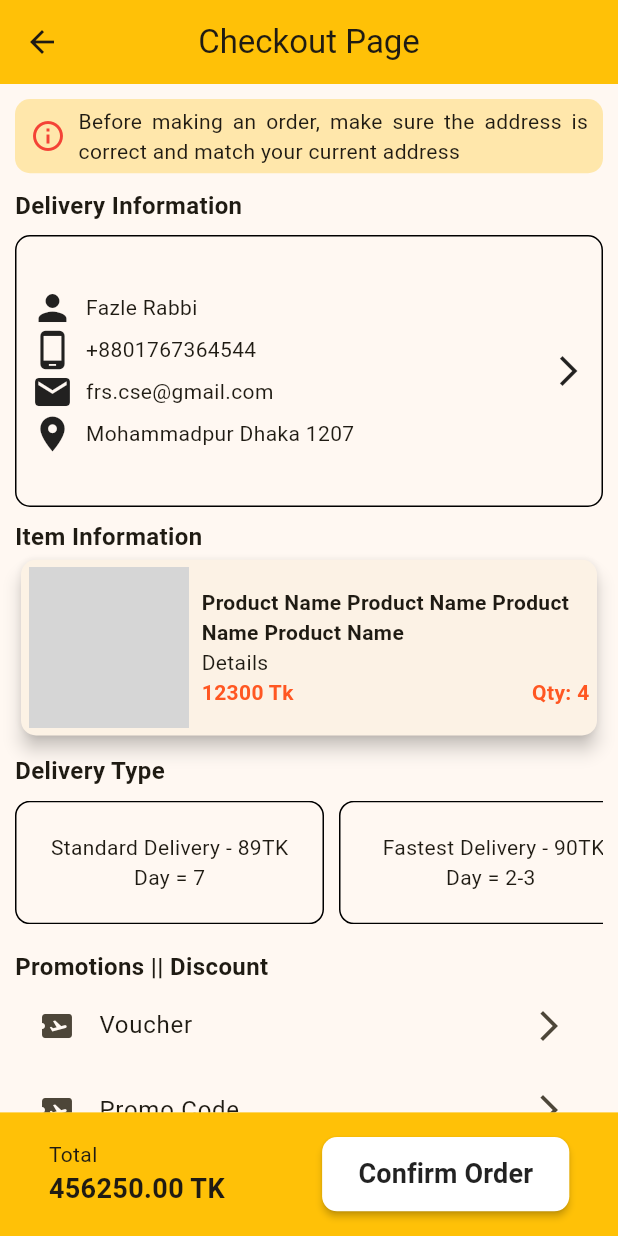
After one commit to fazlerabbishuvobd/ecommerce_app, a Flutter app: the CheckoutPage screen opened directly, on a phone screen of 412 x 824 dp. The commit adds this screen. Run offline on Flutter 3.47's test engine with Material 2 defaults, Android fonts, the phone set to English and light mode, and no system bars; our stand-ins replace carousel_slider, get; network calls fail; grey boxes are pictures that could not be loaded.

Commit message:
Checkout page design - 1.0

```diff
--- a/lib/view/screens/home_page/add_to_cart_page.dart
+++ b/lib/view/screens/add_to_cart_page/add_to_cart_page.dart
@@ -1,3 +1,4 @@
+import 'package:ecommerce_app/view/screens/add_to_cart_page/checkout_page.dart';
 import 'package:flutter/material.dart';
 import 'package:get/get.dart';
 class AddToCartPage extends StatefulWidget {
@@ -124,6 +125,7 @@ class _AddToCartPageState extends State<AddToCartPage> {
                     isCheckoutButtonLoading = true;
                   });
                   await Future.delayed(const Duration(seconds: 2));
+                  Get.to(()=> const CheckoutPage());
                   setState(() {
                     isCheckoutButtonLoading = false;
                   });
--- /dev/null
+++ b/lib/view/screens/add_to_cart_page/checkout_page.dart
@@ -0,0 +1,383 @@
+import 'package:flutter/material.dart';
+import 'package:get/get.dart';
+class CheckoutPage extends StatefulWidget {
+  const CheckoutPage({super.key});
+
+  @override
+  State<CheckoutPage> createState() => _CheckoutPageState();
+}
+
+class _CheckoutPageState extends State<CheckoutPage> {
+  bool isOrderButtonLoading = false;
+
+  @override
+  Widget build(BuildContext context) {
+    return Scaffold(
+      appBar: AppBar(
+        title: const Text("Checkout Page"),
+        centerTitle: true,
+        backgroundColor: Colors.amber,
+      ),
+      body: SingleChildScrollView(
+        physics: const BouncingScrollPhysics(),
+        child: Container(
+          padding: const EdgeInsets.all(10),
+          child: Column(
+            crossAxisAlignment: CrossAxisAlignment.start,
+            children: [
+              Container(
+                padding: const EdgeInsets.symmetric(horizontal: 10),
+                margin: const EdgeInsets.only(bottom: 10),
+                height: Get.height*0.06,
+                width: Get.width,
+                decoration: BoxDecoration(
+                  borderRadius: BorderRadius.circular(10),
+                  color: Colors.amber.withOpacity(0.3),
+                ),
+                child: Row(
+                  children: [
+                    const Icon(Icons.info_outline,color: Colors.red,),
+                    SizedBox(width: Get.width*0.02,),
+                    const Expanded(
+                        child: Text("Before making an order, make sure the address is correct and match your current address",
+                          textAlign: TextAlign.justify
+                        )
+                    ),
+                  ],
+                ),
+              ),
+
+              const Text("Delivery Information",
+                style: TextStyle(fontWeight: FontWeight.bold, fontSize: 16),
+              ),
+              const DeliveryInfoWidgets(),
+
+              const Text('Item Information',style: TextStyle(fontWeight: FontWeight.bold, fontSize: 16),),
+              SizedBox(
+                width: Get.width,
+                child: ListView.builder(
+                  shrinkWrap: true,
+                  physics: const NeverScrollableScrollPhysics(),
+                    itemCount: 1,
+                    itemBuilder: (context, index) {
+                      return Card(
+                        elevation: 5,
+                        shape: RoundedRectangleBorder(
+                          borderRadius: BorderRadius.circular(10),
+                        ),
+                        child: Container(
+                          padding: const EdgeInsets.all(5),
+                          child: Row(
+                            children: [
+                              ClipRRect(
+                                borderRadius: BorderRadius.circular(10),
+                                child: Image.network('https://play-lh.googleusercontent.com/C9CAt9tZr8SSi4zKCxhQc9v4I6AOTqRmnLchsu1wVDQL0gsQ3fmbCVgQmOVM1zPru8UH=w240-h480-rw',height: Get.height*0.13,fit: BoxFit.fill,),
+                              ),
+                              SizedBox(width: Get.width*0.02,),
+
+                              const Expanded(
+                                child: Column(
+                                  crossAxisAlignment: CrossAxisAlignment.start,
+                                  children: [
+                                    Text("Product Name Product Name Product Name Product Name",
+                                      maxLines: 2,
+                                      overflow: TextOverflow.ellipsis,
+                                      style: TextStyle(fontWeight: FontWeight.bold),
+                                    ),
+                                    Text("Details",maxLines: 1,overflow: TextOverflow.ellipsis,),
+                                    Row(
+                                      mainAxisAlignment: MainAxisAlignment.spaceBetween,
+                                      children: [
+                                        Text("12300 Tk",style: TextStyle(fontWeight: FontWeight.bold,color: Colors.deepOrange),),
+                                        Text("Qty: 4",style: TextStyle(fontWeight: FontWeight.bold,color: Colors.deepOrange))
+                                      ],
+                                    )
+                                  ],
+                                ),
+                              )
+                            ],
+                          ),
+                        ),
+                      );
+                    },
+                ),
+              ),
+              SizedBox(height: Get.height*0.01,),
+
+              Column(
+                crossAxisAlignment: CrossAxisAlignment.start,
+                children: [
+                  const Text('Delivery Type',style: TextStyle(fontWeight: FontWeight.bold, fontSize: 16),),
+                  SizedBox(height: Get.height*0.01,),
+                  SizedBox(
+                    width: Get.width,
+                    height: Get.height*0.1,
+                    child: ListView.builder(
+                      physics: const BouncingScrollPhysics(),
+                      scrollDirection: Axis.horizontal,
+                        itemCount: 3,
+                        itemBuilder: (context, index) {
+                          return GestureDetector(
+                            onTap: (){
+                              debugPrint("Click");
+
+                            },
+                            child: Container(
+                              margin: const EdgeInsets.only(right: 10),
+                              alignment: Alignment.center,
+                              padding: const EdgeInsets.all(5),
+                              height: Get.height*0.08,
+                              width: Get.width*0.5,
+                              decoration: BoxDecoration(
+                                borderRadius: BorderRadius.circular(10),
+                                border: Border.all(width: 1,color: Colors.black),
+                              ),
+                              child: Column(
+                                mainAxisAlignment: MainAxisAlignment.center,
+                                children: [
+                                  index==0?const Text("Standard Delivery - 89TK"):index==1?
+                                  const Text("Fastest Delivery - 90TK"):
+                                  const Text("Express Delivery - 98TK"),
+
+                                  index==0?const Text("Day = 7"):index==1?
+                                  const Text("Day = 2-3 "):
+                                  const Text("Tomorrow"),
+                                ],
+                              ),
+                            ),
+                          );
+                        },
+                    ),
+                  ),
+                ],
+              ),
+
+              SizedBox(height: Get.height*0.02,),
+              const Text('Promotions || Discount',style: TextStyle(fontWeight: FontWeight.bold, fontSize: 16),),
+              SizedBox(
+                height: 40,
+                width: Get.width,
+                child: const ListTile(
+                  leading: Icon(Icons.airplane_ticket),
+                  title: Text("Voucher"),
+                  trailing: Icon(Icons.arrow_forward_ios_outlined),
+                ),
+              ),
+              SizedBox(height: Get.height*0.02,),
+              SizedBox(
+                height: 40,
+                width: Get.width,
+                child: const ListTile(
+                  leading: Icon(Icons.airplane_ticket),
+                  title: Text("Promo Code"),
+                  trailing: Icon(Icons.arrow_forward_ios_outlined),
+                ),
+              ),
+
+              SizedBox(height: Get.height*0.02,),
+              const Text('Order Summery',style: TextStyle(fontWeight: FontWeight.bold, fontSize: 16),),
+              SizedBox(height: Get.height*0.02,),
+              Table(
+                border: TableBorder.all(),
+                children: const [
+                  TableRow(
+                    children: [
+                      TableCell(
+                        child: Center(
+                            child: Text('Item Total')
+                        ),
+                      ),
+                      TableCell(
+                        child: Center(
+                            child: Text('1025680.00 Tk',textAlign: TextAlign.left,)
+                        ),
+                      ),
+                    ],
+                  ),
+                  TableRow(
+                    children: [
+                      TableCell(
+                        child: Center(
+                            child: Text('Delivery Fee')
+                        ),
+                      ),
+                      TableCell(
+                        child: Center(
+                            child: Text('950')
+                        ),
+                      ),
+                    ],
+                  ),
+                  TableRow(
+                    children: [
+                      TableCell(
+                        child: Center(
+                            child: Text('Delivery Discount')
+                        ),
+                      ),
+                      TableCell(
+                        child: Center(
+                            child: Text('-45 Tk')
+                        ),
+                      ),
+                    ],
+                  ),
+                  TableRow(
+                    children: [
+                      TableCell(
+                        child: Center(
+                            child: Text('Discount')
+                        ),
+                      ),
+                      TableCell(
+                        child: Center(
+                            child: Text('-70 Tk')
+                        ),
+                      ),
+                    ],
+                  ),
+                  TableRow(
+                    children: [
+                      TableCell(
+                        child: Center(
+                            child: Text('Total Payment')
+                        ),
+                      ),
+                      TableCell(
+                        child: Center(
+                            child: Text('456987510.00 Tk')
+                        ),
+                      ),
+                    ],
+                  ),
+                ],
+              ),
+
+              SizedBox(height: Get.height*0.15,),
+
+            ],
+          ),
+        ),
+      ),
+      bottomSheet: Container(
+        height: Get.height*0.1,
+        width: Get.width,
+        color: Colors.amber,
+        child: Row(
+          mainAxisAlignment: MainAxisAlignment.spaceAround,
+          children: [
+            const Column(
+              mainAxisAlignment: MainAxisAlignment.center,
+              crossAxisAlignment: CrossAxisAlignment.start,
+              children: [
+                Text("Total"),
+                Text("456250.00 TK",style: TextStyle(fontWeight: FontWeight.bold,fontSize: 18),),
+              ],
+            ),
+
+            SizedBox(
+              height: Get.height*0.06,
+              width: Get.width*0.4,
+              child: MaterialButton(
+                onPressed: ()async{
+                  setState(() {
+                    isOrderButtonLoading = true;
+                  });
+                  await Future.delayed(const Duration(seconds: 2));
+                  Get.to(()=> const CheckoutPage());
+                  setState(() {
+                    isOrderButtonLoading = false;
+                  });
+                },
+                color: Colors.white,
+                shape: RoundedRectangleBorder(
+                  borderRadius: BorderRadius.circular(10),
+                ),
+                child: isOrderButtonLoading? const Center(
+                  child: CircularProgressIndicator(),
+                ): const Text("Confirm Order",style: TextStyle(fontSize: 18,fontWeight: FontWeight.bold),),
+              ),
+            )
+          ],
+        ),
+      ),
+    );
+  }
+}
+
+class DeliveryInfoWidgets extends StatelessWidget {
+  const DeliveryInfoWidgets({
+    super.key,
+  });
+
+  @override
+  Widget build(BuildContext context) {
+    return Container(
+      margin: EdgeInsets.symmetric(vertical: Get.height*0.01),
+      padding: const EdgeInsets.all(10),
+      height: Get.height*0.22,
+      width: Get.width,
+      decoration: BoxDecoration(
+        borderRadius: BorderRadius.circular(10),
+        border: Border.all(width: 1,color: Colors.black)
+      ),
+      child: Row(
+        mainAxisAlignment: MainAxisAlignment.spaceBetween,
+        children: [
+          SizedBox(
+            width: Get.width*0.80,
+            child: const Column(
+              crossAxisAlignment: CrossAxisAlignment.start,
+              mainAxisAlignment: MainAxisAlignment.center,
+              children: [
+                DeliveryInfoListTile(
+                  icon: Icons.person,
+                  text: 'Fazle Rabbi',
+                ),
+                DeliveryInfoListTile(
+                  icon: Icons.phone_android_outlined,
+                  text: '+8801767364544',
+                ),
+                DeliveryInfoListTile(
+                  icon: Icons.email,
+                  text: 'frs.cse@gmail.com',
+                ),
+                DeliveryInfoListTile(
+                  icon: Icons.location_on,
+                  text: 'Mohammadpur Dhaka 1207',
+                  line: 3,
+                ),
+              ],
+            ),
+          ),
+          const Icon(Icons.arrow_forward_ios_outlined)
+        ],
+      ),
+    );
+  }
+}
+
+class DeliveryInfoListTile extends StatelessWidget {
+  const DeliveryInfoListTile({
+    super.key,
+    this.icon,
+    this.text,
+    this.line,
+  });
+
+  final IconData? icon;
+  final String? text;
+  final int? line;
+  @override
+  Widget build(BuildContext context) {
+    return Row(
+      children: [
+        Icon(icon,size: 28,),
+        SizedBox(width: Get.width*0.02,),
+        Expanded(
+            child: Text('$text',maxLines: line,overflow: TextOverflow.ellipsis,)
+        ),
+      ],
+    );
+  }
+}
--- a/lib/view/screens/home_page/home_page.dart
+++ b/lib/view/screens/home_page/home_page.dart
@@ -1,5 +1,5 @@
 import 'package:carousel_slider/carousel_slider.dart';
-import 'package:ecommerce_app/view/screens/home_page/add_to_cart_page.dart';
+import 'package:ecommerce_app/view/screens/add_to_cart_page/add_to_cart_page.dart';
 import 'package:flutter/material.dart';
 import 'package:get/get.dart';
 
```
Also changed, not shown: lib/view/screens/add_to_cart_page/order_confirmation_page.dart (added), lib/view/screens/add_to_cart_page/payment_page.dart (added), lib/view/screens/favourite_product_page/favourite_product_page.dart (added), lib/view/screens/product_details_page.dart (added).
